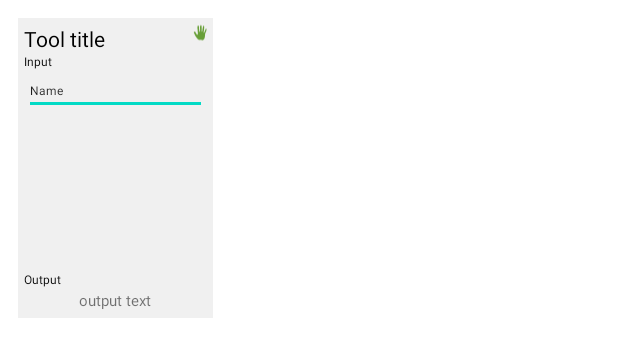
After one commit to fjourdren/android_babelblock, an Android app: the layout block_text.xml on its own in the app's theme, with its tools: preview values and no code run, on a phone screen of 412 x 824 dp. The commit adds this screen. Shown: the top 357 px of the screen. Run offline under Robolectric (Android 15) with nearby library versions, the phone set to English and light mode, and no system bars.

Commit message:
Add text block

```diff
--- /dev/null
+++ b/app/src/main/java/fr/enssat/babelblock/jourdren_duchene/services/text/TextService.kt
@@ -0,0 +1,6 @@
+package fr.enssat.babelblock.jourdren_duchene.services.text
+
+import android.content.Context
+import fr.enssat.babelblock.jourdren_duchene.services.Service
+
+class TextService(context: Context) : Service(context) {}
--- /dev/null
+++ b/app/src/main/res/layout/block_text.xml
@@ -0,0 +1,79 @@
+<?xml version="1.0" encoding="utf-8"?>
+<androidx.constraintlayout.widget.ConstraintLayout xmlns:android="http://schemas.android.com/apk/res/android"
+    xmlns:app="http://schemas.android.com/apk/res-auto"
+    xmlns:tools="http://schemas.android.com/tools"
+    android:layout_width="130dp"
+    android:layout_height="wrap_content"
+    android:layout_margin="12dp"
+    android:background="@color/block_color"
+    android:minHeight="200dp"
+    android:orientation="vertical"
+    android:padding="4dp">
+
+    <TextView
+        android:id="@+id/output_value"
+        android:layout_width="match_parent"
+        android:layout_height="wrap_content"
+        android:gravity="center"
+        android:textSize="10sp"
+        app:layout_constraintBottom_toBottomOf="parent"
+        app:layout_constraintEnd_toEndOf="parent"
+        app:layout_constraintHorizontal_bias="0.0"
+        app:layout_constraintStart_toStartOf="parent"
+        app:layout_constraintTop_toBottomOf="@+id/label_output"
+        tools:text="output text" />
+
+    <ImageView
+        android:id="@+id/imageView"
+        android:layout_width="9dp"
+        android:layout_height="12dp"
+        android:tint="#689F38"
+        app:layout_constraintEnd_toEndOf="parent"
+        app:layout_constraintTop_toTopOf="parent"
+        app:srcCompat="@drawable/hand" />
+
+    <TextView
+        android:id="@+id/tool_title"
+        android:layout_width="wrap_content"
+        android:layout_height="wrap_content"
+        android:text="Tool title"
+        android:textColor="#000000"
+        app:layout_constraintStart_toStartOf="parent"
+        app:layout_constraintTop_toTopOf="parent" />
+
+    <TextView
+        android:id="@+id/label_input"
+        android:layout_width="wrap_content"
+        android:layout_height="wrap_content"
+        android:text="Input"
+        android:textColor="#000000"
+        android:textSize="8sp"
+        app:layout_constraintStart_toStartOf="parent"
+        app:layout_constraintTop_toBottomOf="@+id/tool_title" />
+
+    <TextView
+        android:id="@+id/label_output"
+        android:layout_width="wrap_content"
+        android:layout_height="wrap_content"
+        android:layout_marginBottom="16dp"
+        android:text="Output"
+        android:textColor="#000000"
+        android:textSize="8sp"
+        app:layout_constraintBottom_toBottomOf="parent"
+        app:layout_constraintStart_toStartOf="parent" />
+
+    <EditText
+        android:id="@+id/block_text_input_value"
+        android:layout_width="122dp"
+        android:layout_height="30dp"
+        android:ems="10"
+        android:inputType="textPersonName"
+        android:text="Name"
+        android:textSize="8sp"
+        app:layout_constraintEnd_toEndOf="parent"
+        app:layout_constraintHorizontal_bias="0.428"
+        app:layout_constraintStart_toStartOf="parent"
+        app:layout_constraintTop_toBottomOf="@+id/label_input" />
+
+
+</androidx.constraintlayout.widget.ConstraintLayout>
```
Also changed, not shown: app/src/main/java/fr/enssat/babelblock/jourdren_duchene/PipelineActivity.kt (+25 -3 lines), app/src/main/java/fr/enssat/babelblock/jourdren_duchene/services/pipeline/ToolChainAdapter.kt (+88 -3 lines).
